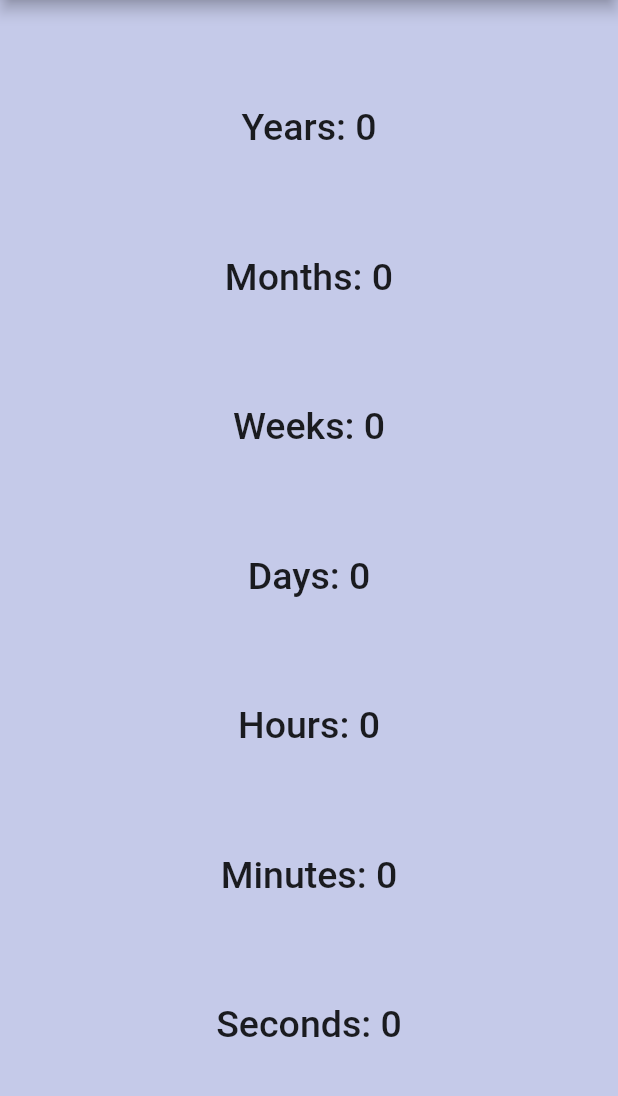
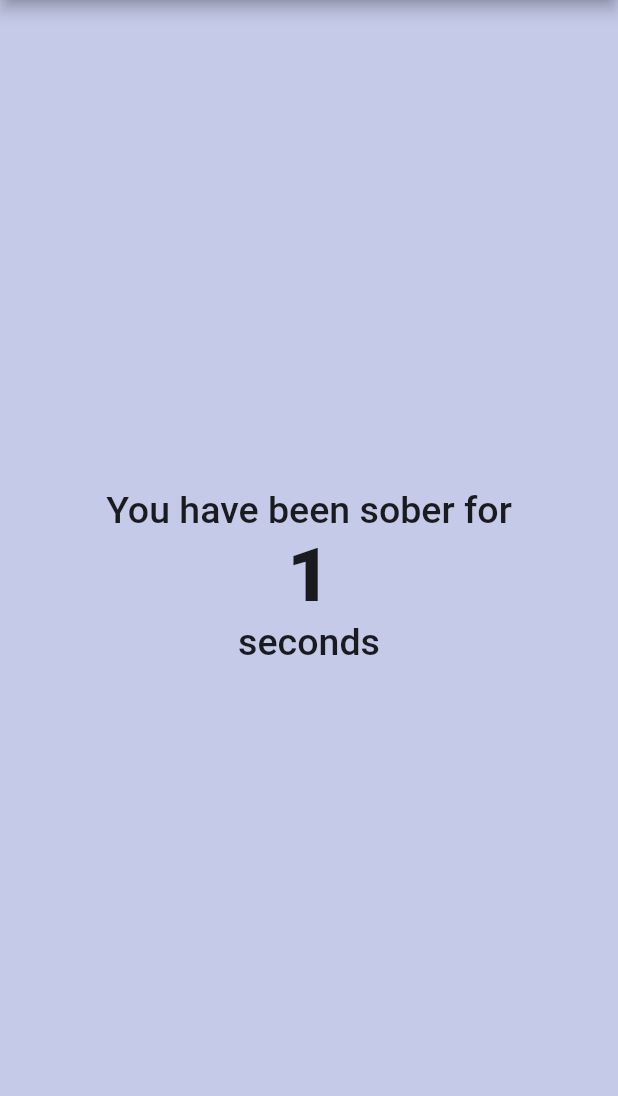
Before and after one commit to cschucode/fitness_monkey, a Flutter app: the SobrietyDisplay screen opened directly with empty values, on a phone screen of 412 x 824 dp, the part 84-1180 px from its top. Run offline on Flutter 3.47's test engine with Material 2 defaults, Android fonts, the phone set to English and light mode, and no system bars; our stand-ins replace audioplayers.

Commit message:
Add timer for calculating seconds sober

```diff
--- a/lib/screens/sobriety_display.dart
+++ b/lib/screens/sobriety_display.dart
@@ -1,16 +1,33 @@
+import 'package:fitness_monkey/cleantime_brain.dart';
 import 'package:fitness_monkey/constants.dart';
 import 'package:flutter/material.dart';
+import 'dart:async';
 
 import 'package:fitness_monkey/cleantime_brain.dart';
 
-class SobrietyDisplay extends StatelessWidget {
-  SobrietyDisplay({this.sobrietyDate});
-
+class SobrietyDisplay extends StatefulWidget {
   final DateTime sobrietyDate;
 
+  SobrietyDisplay({
+    Key key,
+    @required this.sobrietyDate,
+  }) : super(key: key);
+
+  @override
+  _SobrietyDisplayState createState() => _SobrietyDisplayState();
+}
+
+class _SobrietyDisplayState extends State<SobrietyDisplay> {
+  String seconds;
   @override
   Widget build(BuildContext context) {
-    var calculate = new CleanTimeBrain(dateInput: sobrietyDate);
+    var calculate = new CleanTimeBrain(dateInput: widget.sobrietyDate);
+
+    Timer.periodic(new Duration(seconds: 1), (timer) {
+      setState(() {
+        seconds = calculate.getSecondsSober();
+      });
+    });
 
     return Scaffold(
       appBar: AppBar(
@@ -22,34 +39,18 @@ class SobrietyDisplay extends StatelessWidget {
       body: Center(
         child: Container(
           child: Column(
-            mainAxisAlignment: MainAxisAlignment.spaceEvenly,
+            mainAxisAlignment: MainAxisAlignment.center,
             children: <Widget>[
               Text(
-                'Years: ${calculate.getYearsSober()}',
+                'You have been sober for',
                 style: kLabelTextStyle,
               ),
               Text(
-                'Months: ${calculate.getMonthsSober()}',
-                style: kLabelTextStyle,
+                seconds ?? calculate.getSecondsSober(),
+                style: kLabelNumberStyle,
               ),
               Text(
-                'Weeks: ${calculate.getWeeksSober()}',
-                style: kLabelTextStyle,
-              ),
-              Text(
-                'Days: ${calculate.getDaysSober()}',
-                style: kLabelTextStyle,
-              ),
-              Text(
-                'Hours: ${calculate.getHoursSober()}',
-                style: kLabelTextStyle,
-              ),
-              Text(
-                'Minutes: ${calculate.getMinutesSober()}',
-                style: kLabelTextStyle,
-              ),
-              Text(
-                'Seconds: ${calculate.getSecondsSober()}',
+                'seconds',
                 style: kLabelTextStyle,
               ),
             ],
--- a/lib/screens/sobriety_input.dart
+++ b/lib/screens/sobriety_input.dart
@@ -55,9 +55,8 @@ class _SobrietyInputState extends State<SobrietyInput> {
                   Navigator.push(
                       context,
                       MaterialPageRoute(
-                        builder: (context) => SobrietyDisplay(
-                          sobrietyDate: sobrietyDate,
-                        ),
+                        builder: (context) =>
+                            SobrietyDisplay(sobrietyDate: sobrietyDate),
                       ));
                 },
               ),
```
Also changed, not shown: 1 other file.
